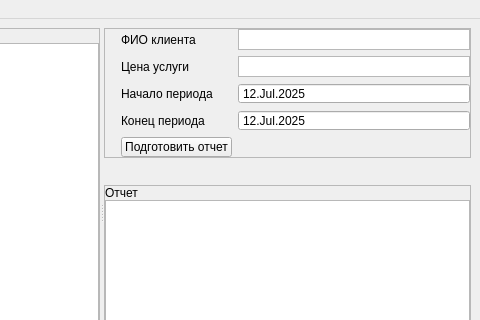
Qt form mainwindow.ui (mintedcoinn/course-proj) before a commit; both pictures show x 369 to 849 and y 0 to 320 of the 849 by 611 pixel window.
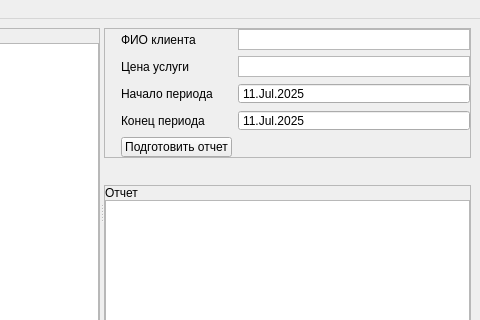
The same form after that commit.

Patch:
```diff
--- a/mainwindow.ui
+++ b/mainwindow.ui
@@ -292,7 +292,7 @@
                 <second>0</second>
                 <year>2025</year>
                 <month>7</month>
-                <day>12</day>
+                <day>11</day>
                </datetime>
               </property>
               <property name="displayFormat">
@@ -325,7 +325,7 @@
                 <second>0</second>
                 <year>2025</year>
                 <month>7</month>
-                <day>12</day>
+                <day>11</day>
                </datetime>
               </property>
               <property name="displayFormat">
```
